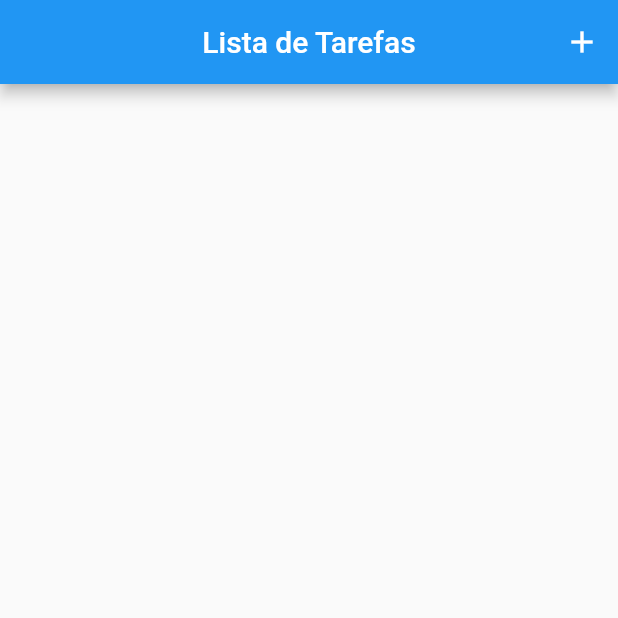
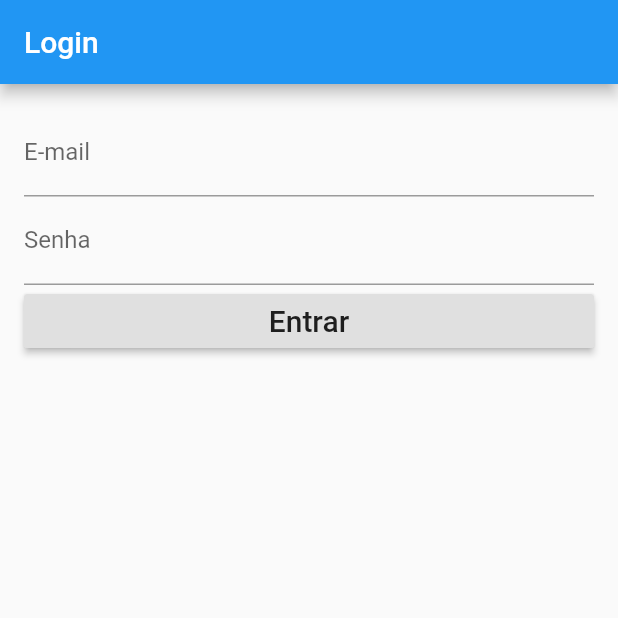
Before and after one commit to HeitorAmaral/flutter-todo-app, a Flutter app: the screen it shows after launch, on a phone screen of 412 x 824 dp, the top half of it. Run offline on Flutter 3.47's test engine with Material 2 defaults, Android fonts, the phone set to English and light mode, and no system bars.

Commit message:
Início da tela de Login

```diff
--- a/lib/main.dart
+++ b/lib/main.dart
@@ -1,6 +1,7 @@
 import 'package:flutter/material.dart';
 import 'package:flutter_crud/provider/todos.dart';
 import 'package:flutter_crud/routes/app_routes.dart';
+import 'package:flutter_crud/views/login_page.dart';
 import 'package:flutter_crud/views/todo_form.dart';
 import 'package:flutter_crud/views/todo_list.dart';
 import 'package:provider/provider.dart';
@@ -25,7 +26,9 @@ class MyApp extends StatelessWidget {
           visualDensity: VisualDensity.adaptivePlatformDensity,
         ),
         routes: {
-          AppRoutes.HOME: (_) => TodoList(),
+          AppRoutes.HOME: (_) => LoginPage(),
+          //provisório
+          AppRoutes.LOGIN_PAGE: (_) => TodoList(),
           AppRoutes.TODO_FORM: (_) => TodoForm()
         },
       ),
--- a/lib/routes/app_routes.dart
+++ b/lib/routes/app_routes.dart
@@ -1,4 +1,5 @@
 class AppRoutes {
   static const HOME = '/';
+  static const LOGIN_PAGE = '/login-page';
   static const TODO_FORM = '/todo-form';
 }
--- /dev/null
+++ b/lib/views/login_page.dart
@@ -0,0 +1,65 @@
+import 'package:flutter/material.dart';
+
+class LoginPage extends StatefulWidget {
+  @override
+  State<StatefulWidget> createState() => new _LoginPageState();
+}
+
+class _LoginPageState extends State<LoginPage> {
+  final formKey = new GlobalKey<FormState>();
+
+  String _email;
+  String _password;
+
+  void validateAndSave() {
+    final form = formKey.currentState;
+    if (form.validate()) {
+      form.save();
+      print('Form is valid. Email: $_email Password: $_password');
+    } else {
+      print('Form is invalid');
+    }
+  }
+
+  @override
+  Widget build(BuildContext context) {
+    return new Scaffold(
+      appBar: new AppBar(
+        title: new Text('Login'),
+      ),
+      body: new Container(
+        padding: EdgeInsets.all(16.0),
+        child: new Form(
+          key: formKey,
+          child: new Column(
+            crossAxisAlignment: CrossAxisAlignment.stretch,
+            children: <Widget>[
+              new TextFormField(
+                decoration: new InputDecoration(labelText: 'E-mail'),
+                validator: (value) =>
+                    value.isEmpty ? 'O e-mail deve ser preenchido!' : null,
+                onSaved: (value) => _email = value,
+              ),
+              new TextFormField(
+                decoration: new InputDecoration(labelText: 'Senha'),
+                validator: (value) =>
+                    value.isEmpty ? 'A senha deve ser preenchida!' : null,
+                onSaved: (value) => _password = value,
+                obscureText: true,
+              ),
+              new RaisedButton(
+                child: new Text(
+                  'Entrar',
+                  style: new TextStyle(
+                    fontSize: 20.0,
+                  ),
+                ),
+                onPressed: validateAndSave,
+              )
+            ],
+          ),
+        ),
+      ),
+    );
+  }
+}
--- a/pubspec.yaml
+++ b/pubspec.yaml
@@ -25,6 +25,7 @@ dependencies:
     sdk: flutter
   provider:
   http:
+  firebase_auth:
 
   # The following adds the Cupertino Icons font to your application.
   # Use with the CupertinoIcons class for iOS style icons.
```
Also changed, not shown: pubspec.lock.
